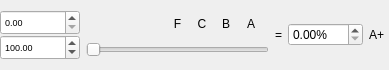
This is ui/grade_slider.ui in Jared-Gross/Gradebook as Qt 5 draws it before an edit. The edited form follows.
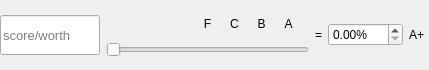
This is the edited form.

```diff
--- a/ui/grade_slider.ui
+++ b/ui/grade_slider.ui
@@ -6,7 +6,7 @@
    <rect>
     <x>0</x>
     <y>0</y>
-    <width>389</width>
+    <width>429</width>
     <height>70</height>
    </rect>
   </property>
@@ -60,65 +60,32 @@
       </spacer>
      </item>
      <item>
-      <widget class="QDoubleSpinBox" name="doubleSpinBox_score">
+      <widget class="QLineEdit" name="lineEdit_input">
        <property name="minimumSize">
         <size>
-         <width>80</width>
-         <height>25</height>
+         <width>0</width>
+         <height>40</height>
         </size>
        </property>
        <property name="maximumSize">
         <size>
-         <width>80</width>
-         <height>25</height>
+         <width>100</width>
+         <height>16777215</height>
         </size>
        </property>
        <property name="font">
         <font>
-         <pointsize>7</pointsize>
+         <pointsize>10</pointsize>
         </font>
        </property>
-       <property name="buttonSymbols">
-        <enum>QAbstractSpinBox::UpDownArrows</enum>
+       <property name="inputMask">
+        <string/>
        </property>
-       <property name="accelerated">
-        <bool>true</bool>
+       <property name="placeholderText">
+        <string>score/worth</string>
        </property>
-       <property name="showGroupSeparator" stdset="0">
+       <property name="clearButtonEnabled">
         <bool>false</bool>
-       </property>
-       <property name="maximum">
-        <double>9999999.000000000000000</double>
-       </property>
-      </widget>
-     </item>
-     <item>
-      <widget class="QDoubleSpinBox" name="doubleSpinBox_worth">
-       <property name="minimumSize">
-        <size>
-         <width>80</width>
-         <height>25</height>
-        </size>
-       </property>
-       <property name="maximumSize">
-        <size>
-         <width>80</width>
-         <height>25</height>
-        </size>
-       </property>
-       <property name="font">
-        <font>
-         <pointsize>7</pointsize>
-        </font>
-       </property>
-       <property name="accelerated">
-        <bool>true</bool>
-       </property>
-       <property name="maximum">
-        <double>999999999.000000000000000</double>
-       </property>
-       <property name="value">
-        <double>100.000000000000000</double>
        </property>
       </widget>
      </item>
```
Left out of the diff: 2 changed lines with no effect on the pictures.
